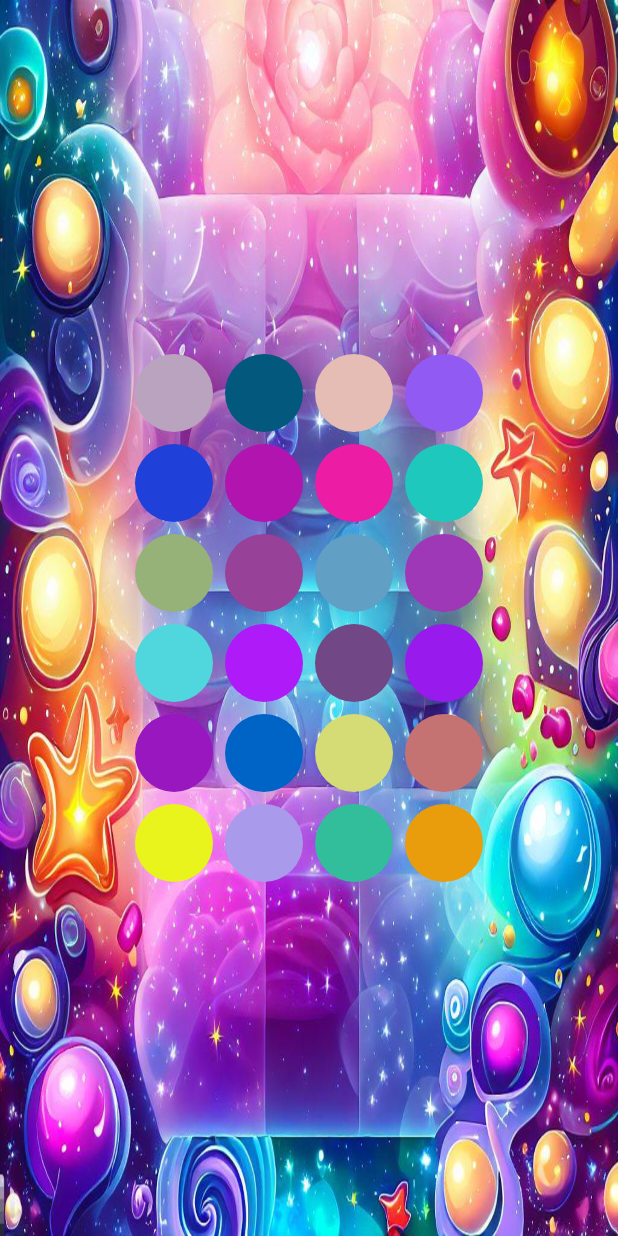
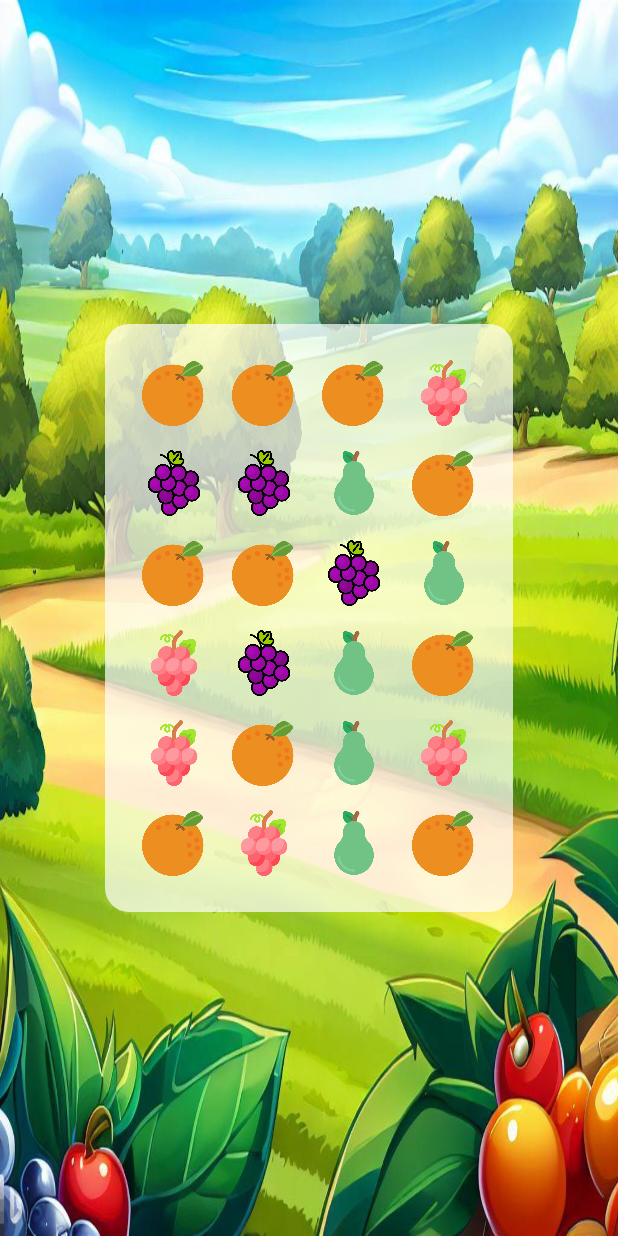
Before and after one commit to bytecode0/match3game, an Android app built with Jetpack Compose: the screen it shows after launch (MainActivity), on a phone screen of 412 x 824 dp. Run offline under Robolectric (Android 15) with nearby library versions, the phone set to English and light mode, and no system bars.

Commit message:
Add new resources to match3 game

```diff
--- a/app/src/main/java/com/mobileinsights/match3game/ui/GameBoard.kt
+++ b/app/src/main/java/com/mobileinsights/match3game/ui/GameBoard.kt
@@ -1,14 +1,7 @@
 package com.mobileinsights.match3game.ui
 
-import androidx.compose.animation.core.LinearEasing
-import androidx.compose.animation.core.RepeatMode
-import androidx.compose.animation.core.animateFloat
-import androidx.compose.animation.core.infiniteRepeatable
-import androidx.compose.animation.core.rememberInfiniteTransition
-import androidx.compose.animation.core.tween
 import androidx.compose.foundation.Image
 import androidx.compose.foundation.background
-import androidx.compose.foundation.clickable
 import androidx.compose.foundation.layout.Arrangement
 import androidx.compose.foundation.layout.Box
 import androidx.compose.foundation.layout.Row
@@ -19,29 +12,21 @@ import androidx.compose.foundation.layout.size
 import androidx.compose.foundation.lazy.LazyColumn
 import androidx.compose.foundation.lazy.itemsIndexed
 import androidx.compose.foundation.lazy.rememberLazyListState
-import androidx.compose.foundation.shape.CircleShape
-import androidx.compose.foundation.shape.CornerSize
 import androidx.compose.foundation.shape.RoundedCornerShape
 import androidx.compose.material3.MaterialTheme
 import androidx.compose.runtime.Composable
-import androidx.compose.runtime.getValue
-import androidx.compose.runtime.mutableStateOf
 import androidx.compose.runtime.remember
-import androidx.compose.runtime.setValue
 import androidx.compose.ui.Alignment
 import androidx.compose.ui.Modifier
 import androidx.compose.ui.draw.clip
-import androidx.compose.ui.geometry.CornerRadius
 import androidx.compose.ui.graphics.Color
-import androidx.compose.ui.graphics.graphicsLayer
 import androidx.compose.ui.layout.ContentScale
-import androidx.compose.ui.layout.onSizeChanged
 import androidx.compose.ui.res.painterResource
 import androidx.compose.ui.unit.dp
 import com.mobileinsights.match3game.R
 import kotlin.random.Random
 
-data class Candy(val id: Int, val color: Color)
+data class Candy(val id: Int, val fruit: FRUIT)
 
 @Composable
 fun CandyCrushGameBoard(
@@ -52,18 +37,17 @@ fun CandyCrushGameBoard(
     val lazyListState = rememberLazyListState()
     Box(
         modifier = Modifier
-            .fillMaxSize()
+            .fillMaxSize(),
+        contentAlignment = Alignment.Center
     ) {
         Image(
-            painter = painterResource(id = R.drawable.gameboard), // Replace with your image resource
+            painter = painterResource(id = R.drawable.scene_01), // Replace with your image resource
             contentDescription = null, // Content description for accessibility (can be null)
             contentScale = ContentScale.FillBounds, // Scale the image to fill the entire screen
             modifier = Modifier.fillMaxSize()
         )
+        TransparentCard {
             LazyColumn(
-            modifier = Modifier
-                .padding(16.dp)
-                .fillMaxSize(),
                 state = lazyListState,
                 verticalArrangement = Arrangement.Center,
                 horizontalAlignment = Alignment.CenterHorizontally
@@ -80,53 +64,44 @@ fun CandyCrushGameBoard(
                 }
             }
         }
+    }
+}
 
+@Composable
+fun TransparentCard(
+    modifier: Modifier = Modifier,
+    content: @Composable () -> Unit
+) {
+    // Define the shape and background color of the card
+    val cardShape = RoundedCornerShape(16.dp)
+    val cardBackgroundColor = Color.White.copy(alpha = 0.7f) // Adjust alpha for transparency
+
+    Box(
+        modifier = modifier
+            .clip(cardShape)
+            .background(cardBackgroundColor)
+            .padding(16.dp)
+    ) {
+        content()
+    }
 }
 
 @Composable
 fun CandyCell(candy: Candy) {
-    var waveAmplitude by remember { mutableStateOf(0f) }
-
-    // Create a wavy animation for the candy
-    val infiniteTransition = rememberInfiniteTransition()
-    val waveAnimValue by infiniteTransition.animateFloat(
-        initialValue = 0f,
-        targetValue = 360f,
-        animationSpec = infiniteRepeatable(
-            animation = tween(durationMillis = 2000, easing = LinearEasing),
-            repeatMode = RepeatMode.Restart
-        ), label = ""
-    )
-
     Box(
         modifier = Modifier
             .size(60.dp)
-            .padding(4.dp)
-            .background(candy.color, shape = CircleShape)
+            .padding(8.dp)
             .clip(MaterialTheme.shapes.medium)
     ) {
         // You can add additional content inside the CandyCell if needed
-    }
-}
-
-@Composable
-fun Circle(color: Color) {
-    Box(
-        modifier = Modifier
-            .size(60.dp)
-            .background(color)
-            .clip(CircleShape)
+        Image(
+            painter = painterResource(id = candy.fruit.resource), // Replace with your image resource
+            contentDescription = null, // Content description for accessibility (can be null)
+            contentScale = ContentScale.FillBounds, // Scale the image to fill the entire screen
+            modifier = Modifier.fillMaxSize()
         )
     }
-
-@Composable
-fun Square(color: Color) {
-    Box(
-        modifier = Modifier
-            .size(60.dp)
-            .background(color)
-            .clip(RoundedCornerShape(corner = CornerSize(0.dp)))
-    )
 }
 
 @Composable
@@ -134,14 +109,24 @@ fun CandyCrushGame() {
     val numRows = 6
     val numColumns = 4
 
+
+    val fruits = mutableListOf(
+        FRUIT.PINK_GRAPE,
+        FRUIT.PURPLE_GRAPE,
+        FRUIT.ORANGE,
+        FRUIT.PEAR
+    )
+
     // Generate random candies for the game board
     val candyGrid = remember {
         val candies = mutableListOf<List<Candy>>()
         for (row in 0 until numRows) {
             val rowCandies = mutableListOf<Candy>()
             for (column in 0 until numColumns) {
-                val randomColor = Color(Random.nextFloat(), Random.nextFloat(), Random.nextFloat(), 1f)
-                rowCandies.add(Candy(id = row * numColumns + column, color = randomColor))
+                val randomFruitId = Random.nextInt(from = 0, until = 4)
+                rowCandies.add(
+                    Candy(id = row * numColumns + column, fruit = fruits[randomFruitId])
+                )
             }
             candies.add(rowCandies)
         }
@@ -150,3 +135,13 @@ fun CandyCrushGame() {
 
     CandyCrushGameBoard(rows = numRows, columns = numColumns, candies = candyGrid)
 }
+
+enum class FRUIT (
+    val id: Int,
+    val resource: Int
+) {
+    PINK_GRAPE(1, R.drawable.pink_grapes),
+    PURPLE_GRAPE(2, R.drawable.purple_grapes),
+    ORANGE(3, R.drawable.orange),
+    PEAR(4, R.drawable.pear)
+}
--- a/app/src/main/java/com/mobileinsights/match3game/ui/theme/Color.kt
+++ b/app/src/main/java/com/mobileinsights/match3game/ui/theme/Color.kt
@@ -9,3 +9,5 @@ val Pink80 = Color(0xFFEFB8C8)
 val Purple40 = Color(0xFF6650a4)
 val PurpleGrey40 = Color(0xFF625b71)
 val Pink40 = Color(0xFF7D5260)
+
+val boardColor = PurpleGrey80
```
Also changed, not shown: app/src/main/res/drawable/gameboard.jpeg (deleted), app/src/main/res/drawable/gameboard2.jpeg (deleted), app/src/main/res/drawable/lemon.png (added), app/src/main/res/drawable/orange.png (added), app/src/main/res/drawable/passion_fruit.png (added), app/src/main/res/drawable/pear.png (added), app/src/main/res/drawable/pineapple.png (added), app/src/main/res/drawable/pink_grapes.png (added), app/src/main/res/drawable/purple_grapes.png (added), app/src/main/res/drawable/scene_01.jpeg (added), app/src/main/res/drawable/scene_02.jpeg (added), app/src/main/res/drawable/scene_03.jpeg (added), app/src/main/res/drawable/scene_04.jpeg (added), app/src/main/res/drawable/strawberry.png (added), 2 more files. Lines whose indentation alone changed are shown as unchanged.
